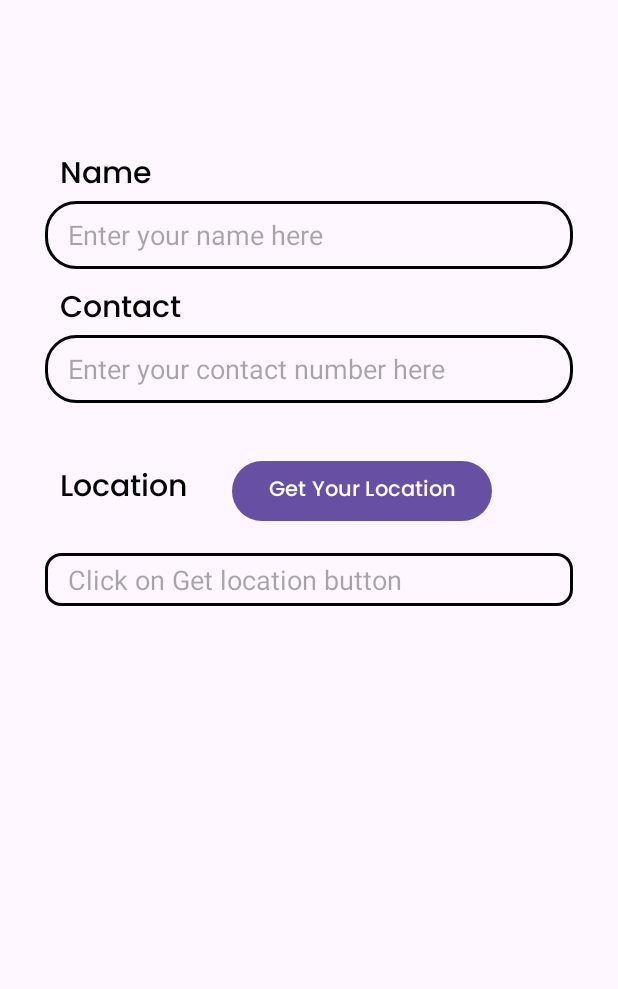
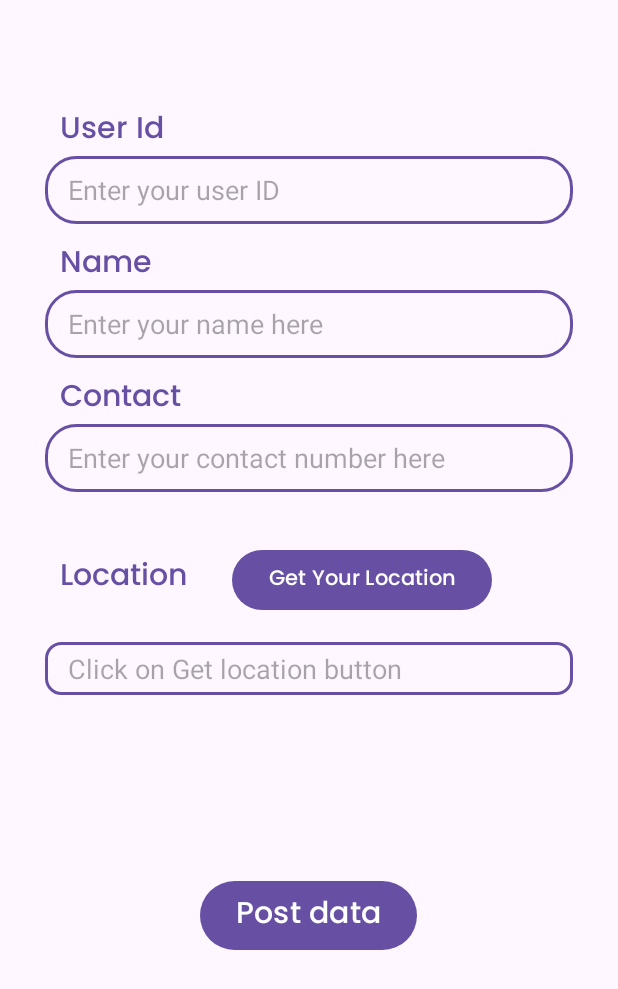
Before and after one commit to ShubhamRaut280/AssignmentApplication, an Android app: the screen it shows after launch (MainActivity), on a phone screen of 412 x 824 dp. Shown: the top 989 px of the screen. Run offline under Robolectric (Android 15) with nearby library versions, the phone set to English and light mode, and no system bars; libraries missing offline, so code that uses them is left out: org.parceler.

Commit message:
screen 2 fully and post request implemented

```diff
--- a/app/build.gradle.kts
+++ b/app/build.gradle.kts
@@ -40,4 +40,8 @@ dependencies {
     testImplementation("junit:junit:4.13.2")
     androidTestImplementation("androidx.test.ext:junit:1.1.5")
     androidTestImplementation("androidx.test.espresso:espresso-core:3.5.1")
+    implementation ("org.parceler:parceler-api:1.1.12")
+    annotationProcessor ("org.parceler:parceler:1.1.12")
+    implementation("com.squareup.retrofit2:retrofit:2.9.0")
+    implementation("com.squareup.retrofit2:converter-gson:2.9.0")
 }
--- a/app/src/main/java/com/shubham/arachnomeshassignment/MainActivity.java
+++ b/app/src/main/java/com/shubham/arachnomeshassignment/MainActivity.java
@@ -13,9 +13,12 @@ import android.location.Address;
 import android.location.Geocoder;
 import android.location.Location;
 import android.location.LocationManager;
+import android.net.ConnectivityManager;
+import android.net.NetworkInfo;
 import android.os.Bundle;
 import android.os.Looper;
 
+import android.os.Parcelable;
 import android.provider.Settings;
 import android.text.Highlights;
 import android.util.Log;
@@ -37,7 +40,10 @@ import com.google.android.gms.location.LocationSettingsStatusCodes;
 import com.google.android.gms.tasks.OnCompleteListener;
 import com.google.android.gms.tasks.Task;
 
+import org.parceler.Parcels;
+
 import java.io.IOException;
+import java.io.Serializable;
 import java.util.List;
 import java.util.Locale;
 
@@ -47,9 +53,9 @@ public class MainActivity extends AppCompatActivity  {
     private static final int PER_REQ_CODE = 100;
 
     double latitude, longitude;
-    EditText name, contact;
+    EditText name, contact, usrId;
     TextView permissionDenied, locationText;
-    Button getLocationbutton;
+    Button getLocationbutton, postData;
     ProgressBar pb;
     private LocationRequest locationRequest;
 
@@ -60,15 +66,22 @@ public class MainActivity extends AppCompatActivity  {
         setContentView(R.layout.activity_main);
         name = findViewById(R.id.nameField);
         contact = findViewById(R.id.contactField);
+        usrId = findViewById(R.id.useridField);
         locationText = findViewById(R.id.locationField);
         getLocationbutton = findViewById(R.id.getlocation);
         permissionDenied = findViewById(R.id.permissionDenied);
         pb = findViewById(R.id.progressBar);
+        postData = findViewById(R.id.gotoNextActivity);
 
         locationRequest = LocationRequest.create();
         locationRequest.setPriority(LocationRequest.PRIORITY_HIGH_ACCURACY);
         locationRequest.setInterval(5000);
         locationRequest.setFastestInterval(2000);
+
+        if(!isConnectedtoInternet())
+        {
+            Toast.makeText(this, "Please turn on internet connection", Toast.LENGTH_LONG).show();
+        }
 
         getLocationbutton.setOnClickListener(new View.OnClickListener() {
             @Override
@@ -91,7 +104,31 @@ public class MainActivity extends AppCompatActivity  {
 
             }
         });
+        postData.setOnClickListener(new View.OnClickListener() {
+            @Override
+            public void onClick(View view) {
 
+
+                if (!isConnectedtoInternet()) {
+                    Toast.makeText(getApplicationContext(), "Please turn on internet connection", Toast.LENGTH_SHORT).show();
+                } else {
+                    if (usrId.getText().toString().isEmpty() || name.getText().toString().isEmpty() || contact.getText().toString().isEmpty() || latitude == 0 || longitude == 0) {
+                        Toast.makeText(MainActivity.this, "All fields are necessary!!", Toast.LENGTH_SHORT).show();
+                    } else {
+                        userData data = new userData(usrId.getText().toString(), name.getText().toString(), contact.getText().toString(), latitude, longitude);
+
+                        Parcelable parceble = Parcels.wrap(data);
+                        Bundle bundle = new Bundle();
+                        bundle.putParcelable("userdata", parceble);
+
+                        Intent intent = new Intent(MainActivity.this, postDataAcitvity.class);
+                        intent.putExtras(bundle);
+                        startActivity(intent);
+                    }
+
+                }
+            }
+            });
 
 
     }
@@ -158,4 +195,18 @@ public class MainActivity extends AppCompatActivity  {
         return lm.isProviderEnabled(LocationManager.GPS_PROVIDER);
     }
 
+    public boolean isConnectedtoInternet()
+    {
+        ConnectivityManager connectivityManager = (ConnectivityManager) getSystemService(CONNECTIVITY_SERVICE);
+        if(connectivityManager!=null)
+        {
+            NetworkInfo activenetwork = connectivityManager.getActiveNetworkInfo();
+            if(activenetwork!=null && activenetwork.isConnectedOrConnecting())
+            {
+                return true;
+            }
+        }
+
+        return false;
+    }
 }
--- a/app/src/main/res/layout/activity_main.xml
+++ b/app/src/main/res/layout/activity_main.xml
@@ -12,16 +12,45 @@
         tools:layout_editor_absoluteX="1dp"
         tools:layout_editor_absoluteY="1dp">
 
+        <TextView
+            android:id="@+id/useridText"
+            android:layout_width="match_parent"
+            android:layout_height="wrap_content"
+            android:layout_alignParentTop="true"
+            android:textSize="20sp"
+            android:layout_marginStart="40dp"
+            android:layout_marginEnd="40dp"
+            android:layout_marginTop="70dp"
+            android:layout_centerHorizontal="true"
+            android:fontFamily="@font/popins"
+            android:textColor="@color/main"
+            android:text="@string/user_id"/>
+
+        <EditText
+            android:id="@+id/useridField"
+            android:layout_width="match_parent"
+            android:layout_height="45dp"
+            android:layout_marginStart="30dp"
+            android:layout_marginEnd="30dp"
+            android:background="@drawable/round_theme_for_edittext"
+            android:ems="10"
+            android:layout_below="@id/useridText"
+            android:gravity="center_vertical"
+            android:hint="@string/enter_your_user_id"
+            android:inputType="text"
+            android:paddingStart="15dp"
+            android:paddingEnd="15dp"
+            tools:ignore="Autofill,TouchTargetSizeCheck" />
 
         <TextView
             android:id="@+id/nametext"
             android:layout_width="match_parent"
             android:layout_height="wrap_content"
-            android:layout_alignParentTop="true"
             android:textSize="20sp"
             android:layout_marginStart="40dp"
-            android:layout_marginTop="100dp"
             android:layout_marginEnd="40dp"
+            android:layout_marginTop="10dp"
+            android:layout_below="@id/useridField"
             android:layout_centerHorizontal="true"
             android:fontFamily="@font/popins"
             android:textColor="@color/main"
@@ -41,8 +70,6 @@
             android:inputType="text"
             android:paddingStart="15dp"
             android:paddingEnd="15dp"
-            app:layout_constraintEnd_toEndOf="parent"
-            app:layout_constraintStart_toStartOf="parent"
             tools:ignore="Autofill,TouchTargetSizeCheck" />
 
 
@@ -145,15 +172,26 @@
             android:layout_height="wrap_content"
             android:textSize="20sp"
             android:layout_marginStart="40dp"
-            android:layout_marginTop="100dp"
+            android:layout_marginTop="20dp"
             android:layout_below="@id/locationField"
             android:layout_marginEnd="40dp"
             android:layout_centerHorizontal="true"
             android:fontFamily="@font/popins"
             android:textColor="@android:color/holo_red_light"
             android:textAlignment="center"
-            android:visibility="gone"
+            android:visibility="invisible"
             android:text="@string/permission_denied_please_give_the_required_permissions_from_settings" />
+
+        <Button
+            android:id="@+id/gotoNextActivity"
+            android:layout_width="wrap_content"
+            android:layout_height="wrap_content"
+            android:layout_centerHorizontal="true"
+            android:fontFamily="@font/popins"
+            android:layout_marginTop="10dp"
+            android:textSize="20sp"
+            android:layout_below="@id/permissionDenied"
+            android:text="@string/post_data" />
 
 
     </RelativeLayout>
--- a/app/src/main/res/values/colors.xml
+++ b/app/src/main/res/values/colors.xml
@@ -1,6 +1,6 @@
 <?xml version="1.0" encoding="utf-8"?>
 <resources>
     <color name="black">#FF000000</color>
-    <color name="main">#FF000000</color>
+    <color name="main">#6750a4</color>
     <color name="white">#FFFFFFFF</color>
 </resources>
--- a/app/src/main/res/values/strings.xml
+++ b/app/src/main/res/values/strings.xml
@@ -8,4 +8,9 @@
     <string name="name">Name</string>
     <string name="enter_your_contact_number_here">Enter your contact number here</string>
     <string name="permission_denied_please_give_the_required_permissions_from_settings">Permission Denied please give the required permissions from settings</string>
+    <string name="post_data">Post data</string>
+    <string name="enter_your_user_id">Enter your user ID</string>
+    <string name="user_id">User Id</string>
+    <string name="your_data">Your Data</string>
+    <string name="post_request_information">Post request information</string>
 </resources>
```
Also changed, not shown: app/src/main/AndroidManifest.xml (+7 -4 lines), app/src/main/java/com/shubham/arachnomeshassignment/APIrelated/retrofitInterface.java (added, +13 -0 lines), app/src/main/java/com/shubham/arachnomeshassignment/postDataAcitvity.java (added, +126 -0 lines), app/src/main/java/com/shubham/arachnomeshassignment/userData.java (+60 -1 lines), app/src/main/res/layout/activity_post_data.xml (added, +159 -0 lines).
